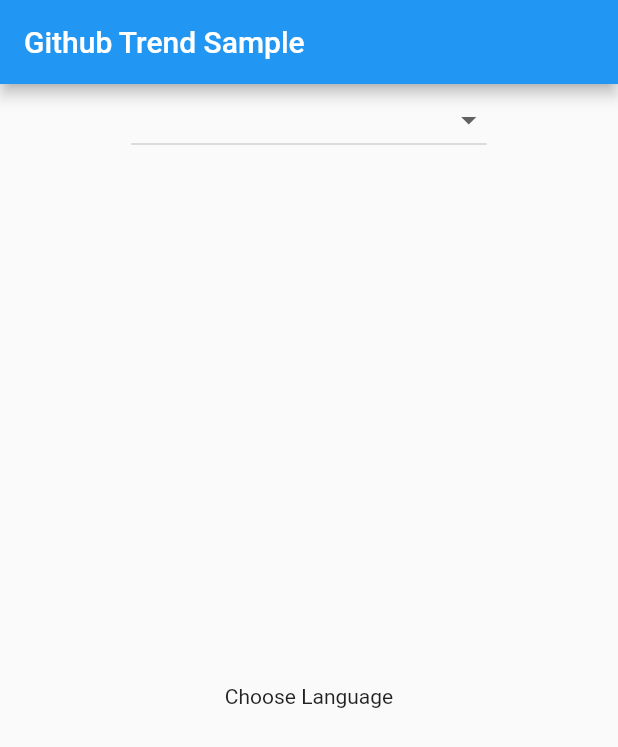
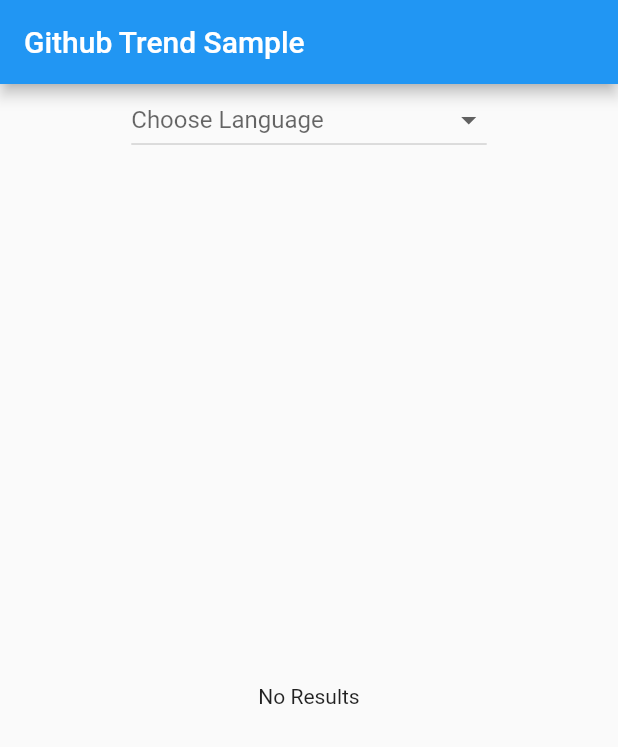
Before and after one commit to extJo/flutter_state_management_sample, a Flutter app: the screen it shows after launch, on a phone screen of 412 x 824 dp. Shown: the top 747 px of the screen. Run offline on Flutter 3.47's test engine with Material 2 defaults, Android fonts, the phone set to English and light mode, and no system bars.

Commit message:
rewrite some widgets

```diff
--- a/lib/view/lang_dropdown.dart
+++ b/lib/view/lang_dropdown.dart
@@ -33,6 +33,7 @@ class LanguageDropDownState extends State<LanguageDropDown> {
                       parseJosn(snapshot.data.toString());
 
                   return DropdownButton(
+                    hint: Text("Choose Language"),
                     value: GithubTrendPage.of(context).language,
                     onChanged: (Language language) {
                       GithubTrendPage.of(context).update(language);
--- a/lib/view/trend_list_view.dart
+++ b/lib/view/trend_list_view.dart
@@ -68,7 +68,7 @@ class _TrendListViewState extends State<TrendListView> {
                     itemBuilder: (BuildContext context, int index) =>
                         _trendListViewItem(snapshot.data[index]));
               } else if (snapshot.data.isEmpty) {
-                return Center(child: Text('Choose Language'));
+                return Center(child: Text('No Results'));
               } else {
                 return Center(child: Text('Error: ${snapshot.error}'));
               }
```
